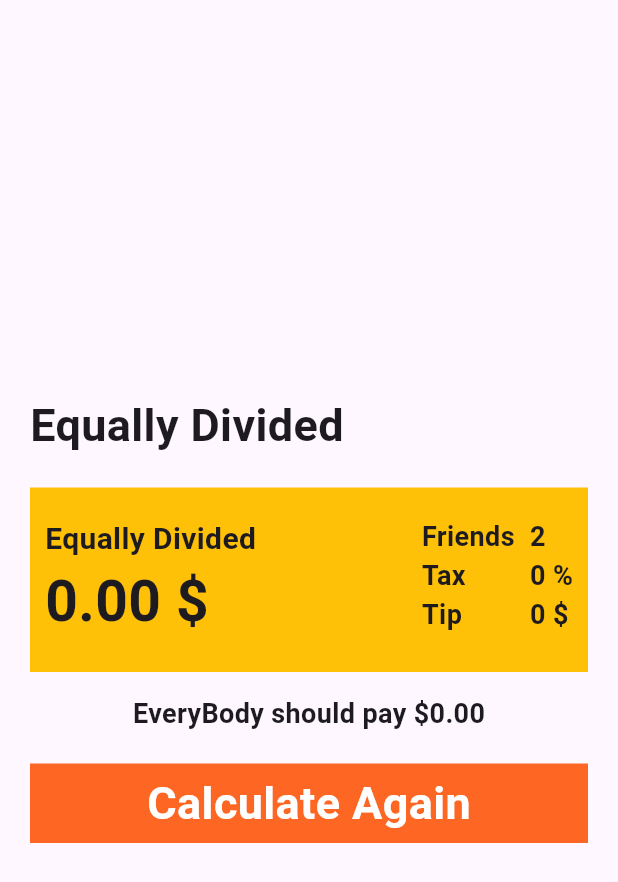
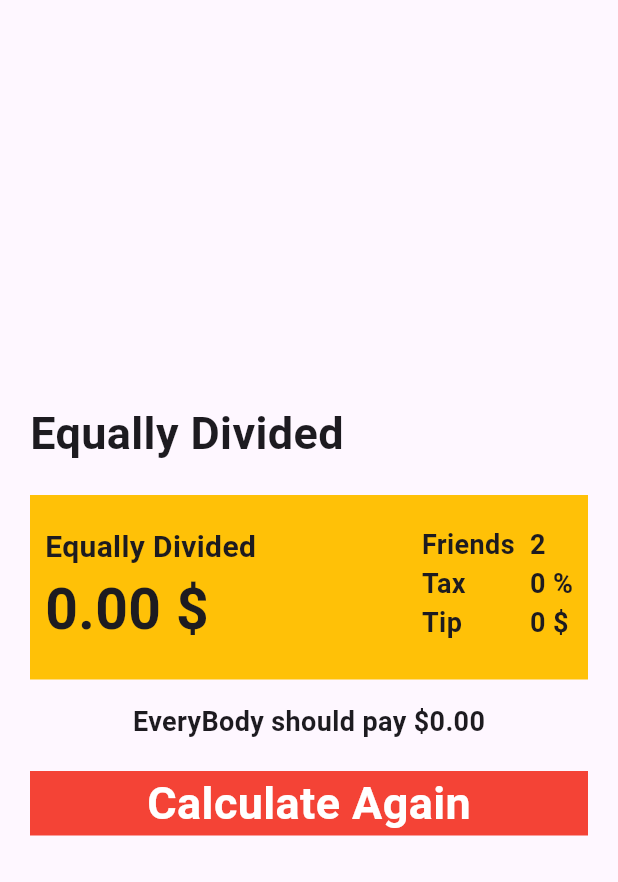
Before and after one commit to uzairahmed4472/bill_splitter, a Flutter app: the screen it shows after launch, after a tap on "Split Bill", on a phone screen of 412 x 824 dp. Shown: the top 882 px of the screen. Run offline on Flutter 3.47's test engine with Material 3 defaults, Android fonts, the phone set to English and light mode, and no system bars.

Commit message:
Refactor ResuableButton into custom widgets for cleaner code structure

```diff
--- a/lib/pages/home_page.dart
+++ b/lib/pages/home_page.dart
@@ -3,6 +3,7 @@ import 'package:bill_splitter/pages/result_page.dart';
 import 'package:bill_splitter/widgets/info_container.dart';
 import 'package:bill_splitter/widgets/keypad.dart';
 import 'package:bill_splitter/widgets/page_header.dart';
+import 'package:bill_splitter/widgets/resuable_button.dart';
 import 'package:bill_splitter/widgets/slider_box.dart';
 import 'package:bill_splitter/widgets/tax_box.dart';
 import 'package:bill_splitter/widgets/top_box.dart';
@@ -59,6 +60,8 @@ class _HomePageState extends State<HomePage> {
       }
     });
   }
+
+  onNavigate() {}
 
   @override
   Widget build(BuildContext context) {
@@ -134,11 +137,9 @@ class _HomePageState extends State<HomePage> {
                 SizedBox(
                   height: 10,
                 ),
-                Container(
-                  // width: 10,
-                  // width: double.infinity,
-                  color: Colors.green,
-                  child: InkWell(
+                ResusableButton(
+                  colour: Colors.green,
+                  text: "Split Bill",
                   onTap: () {
                     Navigator.push(
                       context,
@@ -154,17 +155,6 @@ class _HomePageState extends State<HomePage> {
                       ),
                     );
                   },
-                    child: Center(
-                      child: Text(
-                        "Split Bill",
-                        style: TextStyle(
-                          color: Colors.white,
-                          fontSize: 30,
-                          fontWeight: FontWeight.bold,
-                        ),
-                      ),
-                    ),
-                  ),
                 ),
               ],
             ),
--- a/lib/pages/result_page.dart
+++ b/lib/pages/result_page.dart
@@ -2,6 +2,7 @@ import 'package:bill_splitter/constants.dart';
 import 'package:bill_splitter/pages/home_page.dart';
 import 'package:bill_splitter/widgets/info_container.dart';
 import 'package:bill_splitter/widgets/page_header.dart';
+import 'package:bill_splitter/widgets/resuable_button.dart';
 import 'package:flutter/material.dart';
 
 class ResultPage extends StatefulWidget {
@@ -22,16 +23,7 @@ class ResultPage extends StatefulWidget {
 }
 
 class _ResultPageState extends State<ResultPage> {
-  calculateAgain() {
-    Navigator.pushReplacement(
-      context,
-      MaterialPageRoute(
-        builder: (context) {
-          return HomePage();
-        },
-      ),
-    );
-  }
+  calculateAgain() {}
 
   String splitBill() {
     int friends = widget.totalFriends;
@@ -78,25 +70,19 @@ class _ResultPageState extends State<ResultPage> {
               SizedBox(
                 height: 20,
               ),
-              Container(
-                // width: double.infinity,
-                padding: EdgeInsets.all(5),
-                color: Color(0xffFE6623),
-                child: InkWell(
-                  onTap: () {
-                    calculateAgain();
-                  },
-                  child: Center(
-                    child: Text(
-                      "Calculate Again",
-                      style: TextStyle(
-                        color: Colors.white,
-                        fontSize: 30,
-                        fontWeight: FontWeight.bold,
-                      ),
+              ResusableButton(
+                colour: Colors.red,
+                text: "Calculate Again",
+                onTap: () {
+                  Navigator.pushReplacement(
+                    context,
+                    MaterialPageRoute(
+                      builder: (context) {
+                        return HomePage();
+                      },
                     ),
-                  ),
-                ),
+                  );
+                },
               ),
             ],
           ),
--- /dev/null
+++ b/lib/widgets/resuable_button.dart
@@ -0,0 +1,42 @@
+import 'package:flutter/material.dart';
+
+class ResusableButton extends StatefulWidget {
+  const ResusableButton({
+    super.key,
+    required this.onTap,
+    required this.text,
+    required this.colour,
+  });
+  final Function onTap;
+  final String text;
+  final Color colour;
+
+  @override
+  State<ResusableButton> createState() => _ResusableButtonState();
+}
+
+class _ResusableButtonState extends State<ResusableButton> {
+  @override
+  Widget build(BuildContext context) {
+    return Container(
+      // width: 10,
+      // width: double.infinity,
+      color: widget.colour,
+      child: InkWell(
+        onTap: () {
+          widget.onTap();
+        },
+        child: Center(
+          child: Text(
+            widget.text,
+            style: TextStyle(
+              color: Colors.white,
+              fontSize: 30,
+              fontWeight: FontWeight.bold,
+            ),
+          ),
+        ),
+      ),
+    );
+  }
+}
```
Also changed, not shown: lib/stm.dart (deleted, +0 -99 lines). Lines whose indentation alone changed are shown as unchanged.
